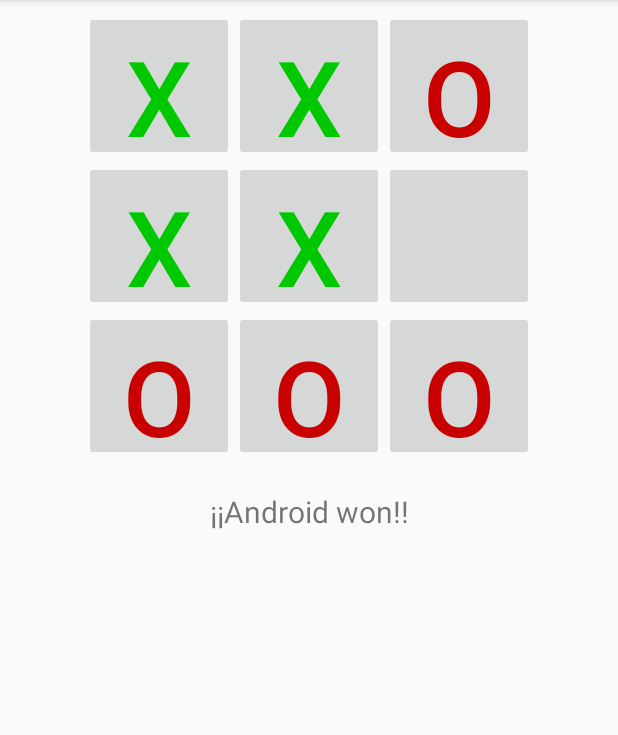
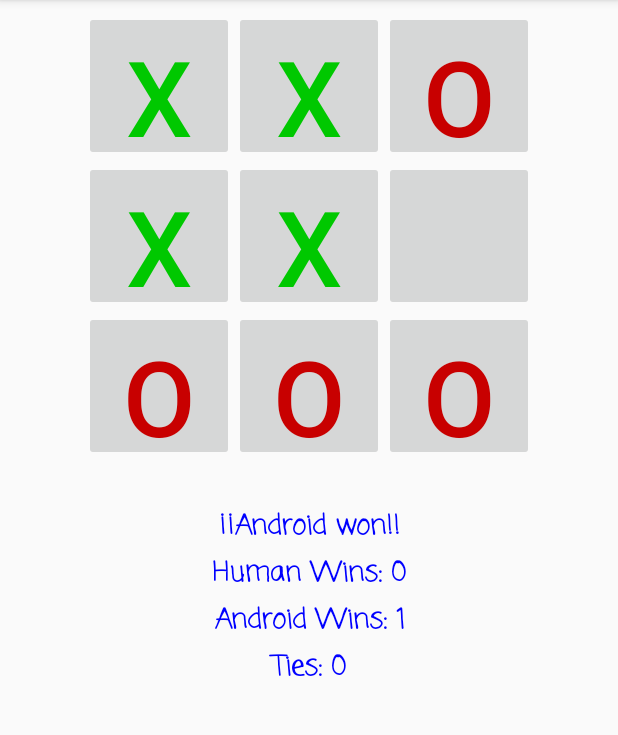
Before and after one commit to mamurciac/MobileApplicationsChallengesIncomplete, an Android app: the screen it shows after launch (TicTacToeActivity), after a tap on an icon or button, on a phone screen of 412 x 824 dp, the part 84-819 px from its top. Run offline under Robolectric (Android 15) with nearby library versions, the phone set to English and light mode, and no system bars; 3 other taps on this screen came first.

Commit message:
Wins by Player

```diff
--- a/Challenge2_TicTacToe/app/src/main/java/mamurciac/unal/edu/co/challenge2_tictactoe/TicTacToeActivity.java
+++ b/Challenge2_TicTacToe/app/src/main/java/mamurciac/unal/edu/co/challenge2_tictactoe/TicTacToeActivity.java
@@ -12,9 +12,9 @@ public class TicTacToeActivity extends AppCompatActivity{
     //The buttons make up the board
     private Button boardButtons[];
     //Text displayed as game's information (Turn and winner's game)
-    private TextView infoGame;
+    private TextView infoGame, infoHumanWins, infoAndroidWins, infoTies;
 
-    private int turn = 1;
+    private int turn = 1, humanWins = 0, androidWins = 0, ties = 0;
 
     @Override
     protected void onCreate(Bundle savedInstanceState){
@@ -32,6 +32,9 @@ public class TicTacToeActivity extends AppCompatActivity{
         boardButtons[7] = findViewById(R.id.spot_eight);
         boardButtons[8] = findViewById(R.id.spot_nine);
         infoGame = findViewById(R.id.game_information);
+        infoHumanWins = findViewById(R.id.human_wins);
+        infoAndroidWins = findViewById(R.id.android_wins);
+        infoTies = findViewById(R.id.number_ties);
         ticTacToeGame = new TicTacToeGame();
         startNewGame();
     }
@@ -58,6 +61,9 @@ public class TicTacToeActivity extends AppCompatActivity{
             boardButtons[move].setTextColor(Color.rgb(200,0,0));
             infoGame.setText(R.string.turn_human);
         }
+        infoHumanWins.setText("Human Wins: " + humanWins);
+        infoAndroidWins.setText("Android Wins: " + androidWins);
+        infoTies.setText("Ties: " + ties);
     }
 
     private void setMove(char player, int location){
@@ -112,16 +118,22 @@ public class TicTacToeActivity extends AppCompatActivity{
                     for(int spot = 0; spot < boardButtons.length; spot++){
                         boardButtons[spot].setEnabled(false);
                     }
+                    ties++;
+                    infoTies.setText("Ties: " + ties);
                 }else if(winner == TicTacToeGame.gameWithHumanWinner){
                     infoGame.setText(R.string.result_human_wins);
                     for(int spot = 0; spot < boardButtons.length; spot++){
                         boardButtons[spot].setEnabled(false);
                     }
+                    humanWins++;
+                    infoHumanWins.setText("Human Wins: " + humanWins);
                 }else{
                     infoGame.setText(R.string.result_computer_wins);
                     for(int spot = 0; spot < boardButtons.length; spot++){
                         boardButtons[spot].setEnabled(false);
                     }
+                    androidWins++;
+                    infoAndroidWins.setText("Android Wins: " + androidWins);
                 }
             }
         }
--- a/Challenge2_TicTacToe/app/src/main/res/layout/activity_tic_tac_toe.xml
+++ b/Challenge2_TicTacToe/app/src/main/res/layout/activity_tic_tac_toe.xml
@@ -69,8 +69,45 @@
     <TextView android:id="@+id/game_information"
         android:layout_width="fill_parent"
         android:layout_height="wrap_content"
+        android:layout_marginTop="30dp"
+        android:fontFamily="casual"
+        android:gravity="center_horizontal"
         android:text="info"
+        android:textColor="#0000ff"
+        android:textSize="18dp"
+        android:textStyle="bold"/>
+
+    <TextView
+        android:id="@+id/human_wins"
+        android:layout_width="fill_parent"
+        android:layout_height="wrap_content"
+        android:layout_marginTop="3dp"
+        android:fontFamily="casual"
         android:gravity="center_horizontal"
-        android:layout_marginTop="20dp"
-        android:textSize="20dp"/>
+        android:text="info"
+        android:textColor="#0000ff"
+        android:textSize="18dp"
+        android:textStyle="bold"/>
+
+    <TextView android:id="@+id/android_wins"
+        android:layout_width="fill_parent"
+        android:layout_height="wrap_content"
+        android:layout_marginTop="3dp"
+        android:fontFamily="casual"
+        android:gravity="center_horizontal"
+        android:text="info"
+        android:textColor="#0000ff"
+        android:textSize="18dp"
+        android:textStyle="bold"/>
+
+    <TextView android:id="@+id/number_ties"
+        android:layout_width="fill_parent"
+        android:layout_height="wrap_content"
+        android:layout_marginTop="3dp"
+        android:fontFamily="casual"
+        android:gravity="center_horizontal"
+        android:text="info"
+        android:textColor="#0000ff"
+        android:textSize="18dp"
+        android:textStyle="bold"/>
 </LinearLayout>
```
